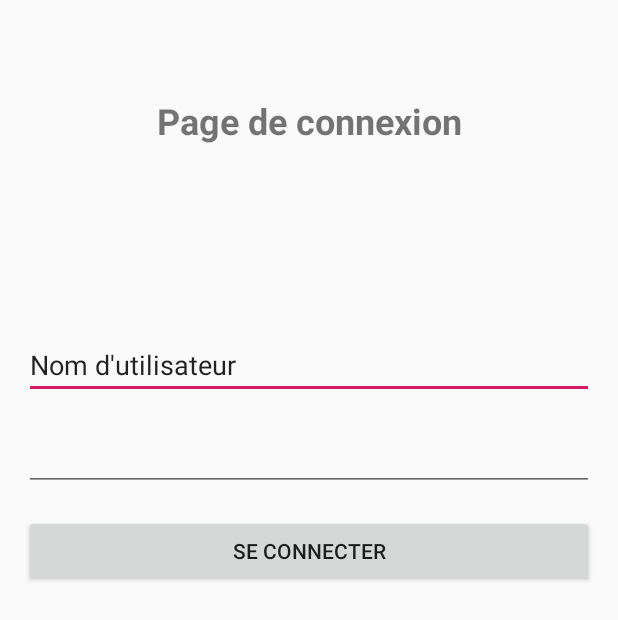
After one commit to RomaneB/DTRQAndroid, an Android app: the layout fragment_login_page.xml on its own in the app's theme, with its tools: preview values and no code run, on a phone screen of 412 x 824 dp. The commit adds this screen. Shown: the top 620 px of the screen. Run offline under Robolectric (Android 15) with nearby library versions, the phone set to English and light mode, and no system bars.

Commit message:
page login created + navigation

```diff
--- /dev/null
+++ b/app/src/main/java/org/diiage/dtrqandroid/data/view/LoginPage.java
@@ -0,0 +1,40 @@
+package org.diiage.dtrqandroid.data.view;
+
+
+import android.os.Bundle;
+import android.view.LayoutInflater;
+import android.view.View;
+import android.view.ViewGroup;
+import android.widget.Button;
+
+import org.diiage.dtrqandroid.R;
+
+import androidx.fragment.app.Fragment;
+import androidx.navigation.Navigation;
+
+public class LoginPage extends Fragment {
+
+    public LoginPage() {
+        // Required empty public constructor
+    }
+
+
+    @Override
+    public View onCreateView(LayoutInflater inflater, ViewGroup container,
+                             Bundle savedInstanceState) {
+        // Inflate the layout for this fragment
+
+
+        return inflater.inflate(R.layout.fragment_login_page, container, false);
+
+
+    }
+
+    @Override
+    public void onViewCreated (View view, Bundle savedInstanceState){
+        super.onViewCreated(view, savedInstanceState);
+        view.findViewById(R.id.btnLogin).setOnClickListener(Navigation.createNavigateOnClickListener(R.id.action_loginPage_to_drivingLessonListFragment));
+
+    }
+
+}
--- a/app/src/main/res/layout/activity_main.xml
+++ b/app/src/main/res/layout/activity_main.xml
@@ -13,12 +13,14 @@
         android:name="androidx.navigation.fragment.NavHostFragment"
         android:layout_width="0dp"
         android:layout_height="0dp"
+        app:defaultNavHost="true"
+        app:layout_constraintBottom_toBottomOf="parent"
+        app:layout_constraintHorizontal_bias="1.0"
         app:layout_constraintLeft_toLeftOf="parent"
+
         app:layout_constraintRight_toRightOf="parent"
         app:layout_constraintTop_toTopOf="parent"
-        app:layout_constraintBottom_toBottomOf="parent"
-
-        app:defaultNavHost="true"
+        app:layout_constraintVertical_bias="1.0"
         app:navGraph="@navigation/nav_graph" />
 
 
--- a/app/src/main/res/layout/driving_lesson_list_fragment.xml
+++ b/app/src/main/res/layout/driving_lesson_list_fragment.xml
@@ -11,9 +11,5 @@
         android:layout_height="319dp"
         tools:listitem="@layout/driving_lesson_item" />
 
-    <Button
-        android:id="@+id/button"
-        android:layout_width="match_parent"
-        android:layout_height="wrap_content"
-        android:text="Button" />
+
 </LinearLayout>
--- /dev/null
+++ b/app/src/main/res/layout/fragment_login_page.xml
@@ -0,0 +1,68 @@
+<?xml version="1.0" encoding="utf-8"?>
+<androidx.constraintlayout.widget.ConstraintLayout xmlns:android="http://schemas.android.com/apk/res/android"
+    xmlns:app="http://schemas.android.com/apk/res-auto"
+    xmlns:tools="http://schemas.android.com/tools"
+    android:id="@+id/frameLayout"
+    android:layout_width="match_parent"
+    android:layout_height="match_parent"
+    tools:context=".data.view.LoginPage">
+
+    <!-- TODO: Update blank fragment layout -->
+
+    <TextView
+        android:id="@+id/textView"
+        android:layout_width="wrap_content"
+        android:layout_height="wrap_content"
+        android:layout_marginTop="64dp"
+        android:text="Page de connexion"
+        android:textAlignment="center"
+        android:textSize="24sp"
+        android:textStyle="bold"
+        app:layout_constraintBottom_toTopOf="@+id/editUsername"
+        app:layout_constraintEnd_toEndOf="parent"
+        app:layout_constraintStart_toStartOf="parent"
+        app:layout_constraintTop_toTopOf="parent" />
+
+    <EditText
+        android:id="@+id/editUsername"
+        android:layout_width="0dp"
+        android:layout_height="wrap_content"
+        android:layout_marginStart="16dp"
+        android:layout_marginTop="124dp"
+        android:layout_marginEnd="16dp"
+        android:layout_marginBottom="16dp"
+        android:ems="10"
+        android:inputType="textPersonName"
+        android:text="Nom d'utilisateur"
+        app:layout_constraintBottom_toTopOf="@+id/editPassword"
+        app:layout_constraintEnd_toEndOf="parent"
+        app:layout_constraintHorizontal_bias="0.0"
+        app:layout_constraintStart_toStartOf="parent"
+        app:layout_constraintTop_toBottomOf="@+id/textView" />
+
+    <EditText
+        android:id="@+id/editPassword"
+        android:layout_width="0dp"
+        android:layout_height="wrap_content"
+        android:layout_marginStart="16dp"
+        android:layout_marginTop="16dp"
+        android:layout_marginEnd="16dp"
+        android:ems="10"
+        android:inputType="textPassword"
+        app:layout_constraintEnd_toEndOf="parent"
+        app:layout_constraintStart_toStartOf="parent"
+        app:layout_constraintTop_toBottomOf="@+id/editUsername" />
+
+    <Button
+        android:id="@+id/btnLogin"
+        android:layout_width="0dp"
+        android:layout_height="wrap_content"
+        android:layout_marginStart="16dp"
+        android:layout_marginTop="16dp"
+        android:layout_marginEnd="16dp"
+        android:text="Se connecter"
+        app:layout_constraintEnd_toEndOf="parent"
+        app:layout_constraintStart_toStartOf="parent"
+        app:layout_constraintTop_toBottomOf="@+id/editPassword" />
+
+</androidx.constraintlayout.widget.ConstraintLayout>
--- a/app/src/main/res/navigation/nav_graph.xml
+++ b/app/src/main/res/navigation/nav_graph.xml
@@ -3,11 +3,20 @@
     xmlns:app="http://schemas.android.com/apk/res-auto"
     xmlns:tools="http://schemas.android.com/tools"
     android:id="@+id/nav_graph"
-    app:startDestination="@+id/drivingLessonListFragment">
+    app:startDestination="@+id/loginPage">
 
     <fragment
         android:id="@+id/drivingLessonListFragment"
         android:name="org.diiage.dtrqandroid.data.list.DrivingLessonListFragment"
         android:label="driving_lesson_list_fragment"
         tools:layout="@layout/driving_lesson_list_fragment" />
+    <fragment
+        android:id="@+id/loginPage"
+        android:name="org.diiage.dtrqandroid.data.view.LoginPage"
+        android:label="fragment_login_page"
+        tools:layout="@layout/fragment_login_page" >
+        <action
+            android:id="@+id/action_loginPage_to_drivingLessonListFragment"
+            app:destination="@id/drivingLessonListFragment"/>
+    </fragment>
 </navigation>
```
